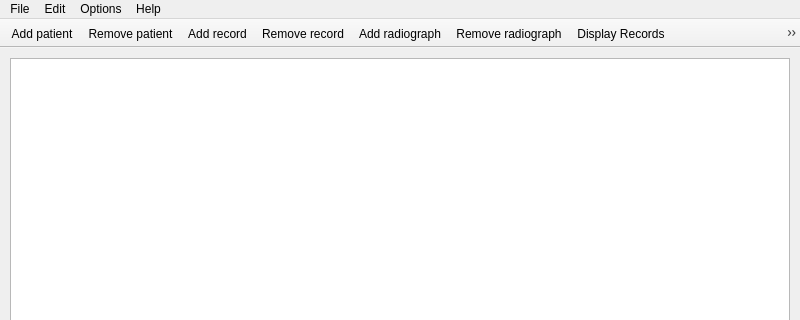
Old version of the form forms/mainwindow.ui in the repository DINOZYAVIER/hospital-manager; both pictures show x 0 to 800 and y 0 to 320 of the 800 by 700 pixel window.
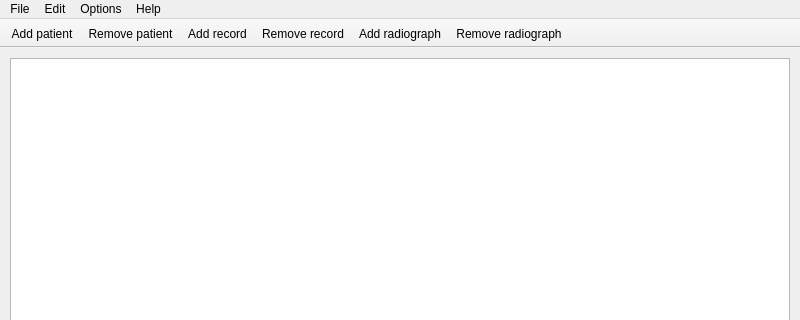
New version of the form. Icons and pictures are not drawn. Custom widgets are drawn as their Qt base class.

Commit message: Some fixes for custom widget.

What changed in the file:
```diff
--- a/forms/mainwindow.ui
+++ b/forms/mainwindow.ui
@@ -173,9 +173,6 @@
    <addaction name="aRemoveRecord"/>
    <addaction name="aAddRadiograph"/>
    <addaction name="aRemoveRadiograph"/>
-   <addaction name="aDisplayRecords"/>
-   <addaction name="aDisplayRadiographs"/>
-   <addaction name="aDisplayEverything"/>
   </widget>
   <action name="aRemovePatient">
    <property name="icon">
```
The commit also changes 2 other files.
